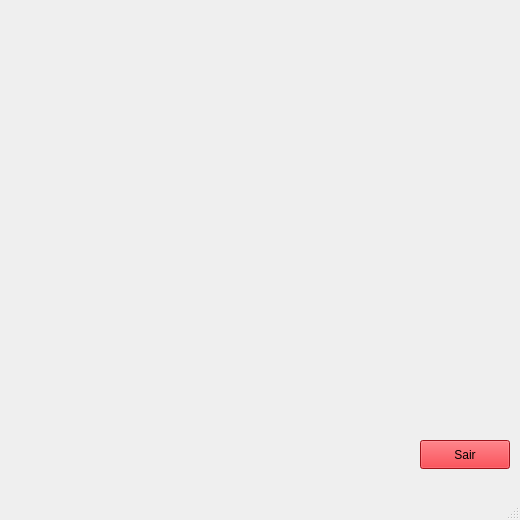
First picture: the form in mainwindow.ui, repository AlysonVI/ComputacaoGrafica, before the edit.
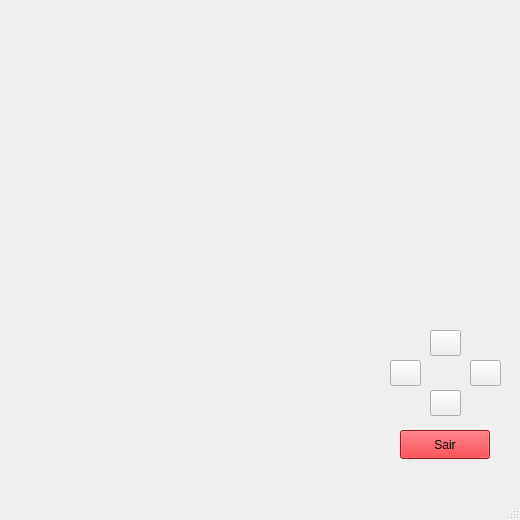
Second picture: the form after the edit.

Commit message: Botões adicionados sem funcionalidade

Diff of the .ui file:
```diff
--- a/mainwindow.ui
+++ b/mainwindow.ui
@@ -17,8 +17,8 @@
    <widget class="QPushButton" name="pushButton">
     <property name="geometry">
      <rect>
-      <x>420</x>
-      <y>440</y>
+      <x>400</x>
+      <y>430</y>
       <width>90</width>
       <height>29</height>
      </rect>
@@ -496,6 +496,58 @@
      <string>Sair</string>
     </property>
    </widget>
+   <widget class="QPushButton" name="right">
+    <property name="geometry">
+     <rect>
+      <x>470</x>
+      <y>360</y>
+      <width>31</width>
+      <height>26</height>
+     </rect>
+    </property>
+    <property name="text">
+     <string/>
+    </property>
+   </widget>
+   <widget class="QPushButton" name="up">
+    <property name="geometry">
+     <rect>
+      <x>430</x>
+      <y>330</y>
+      <width>31</width>
+      <height>26</height>
+     </rect>
+    </property>
+    <property name="text">
+     <string/>
+    </property>
+   </widget>
+   <widget class="QPushButton" name="down">
+    <property name="geometry">
+     <rect>
+      <x>430</x>
+      <y>390</y>
+      <width>31</width>
+      <height>26</height>
+     </rect>
+    </property>
+    <property name="text">
+     <string/>
+    </property>
+   </widget>
+   <widget class="QPushButton" name="left">
+    <property name="geometry">
+     <rect>
+      <x>390</x>
+      <y>360</y>
+      <width>31</width>
+      <height>26</height>
+     </rect>
+    </property>
+    <property name="text">
+     <string/>
+    </property>
+   </widget>
   </widget>
   <widget class="QMenuBar" name="menubar">
    <property name="geometry">
```
Left out of the diff: 4 changed lines with no effect on the pictures. The commit also changes 2 other files.
